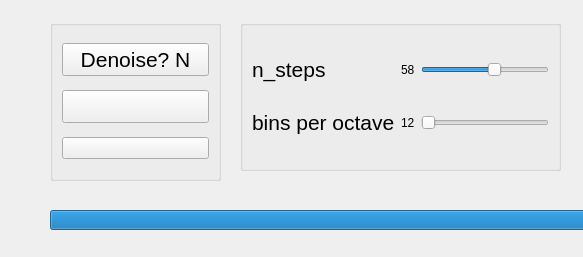
Above: ui/control.ui from JohnYeung-dojjy/man-to-gril-voice-changer before the change. Below: the same form after it.
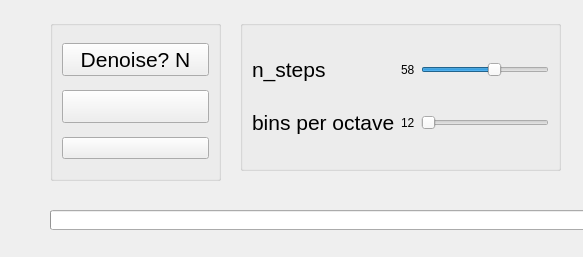
That is the form after the change. Icons and pictures are not drawn.

Commit message: UI - default value for audio intensity bar should be 0

```diff
--- a/ui/control.ui
+++ b/ui/control.ui
@@ -95,7 +95,7 @@
     </rect>
    </property>
    <property name="value">
-    <number>100</number>
+    <number>0</number>
    </property>
    <property name="format">
     <string/>
```
